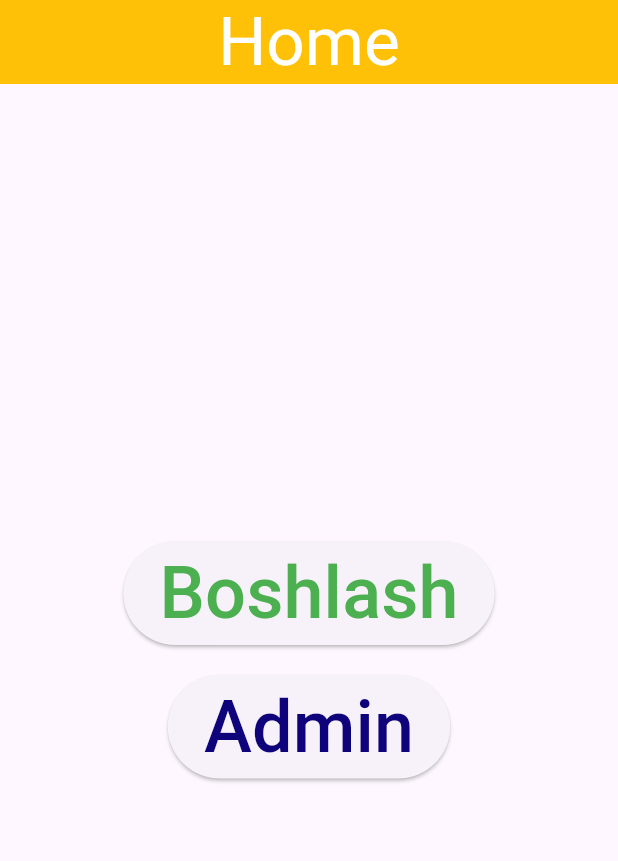
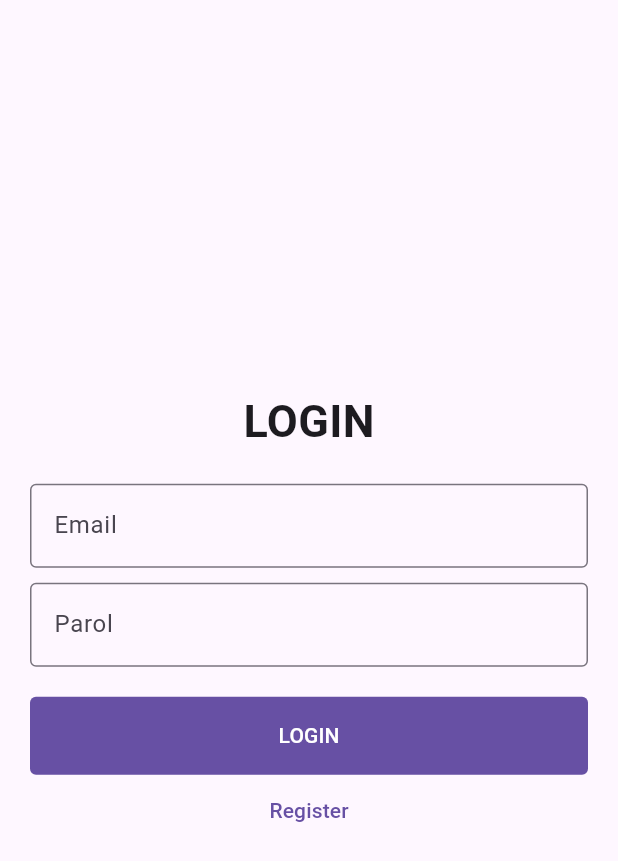
Before and after one commit to Asomiddin1225/dars_66-uyishi--Test, a Flutter app: the screen it shows after launch, on a phone screen of 412 x 824 dp. Shown: the top 861 px of the screen. Run offline on Flutter 3.47's test engine with Material 3 defaults, Android fonts, the phone set to English and light mode, and no system bars; our stand-ins replace cloud_firestore, firebase_auth, firebase_core; accounts and stored records are empty.

Commit message:
dasr_67.uyishi_67

```diff
--- a/lib/main.dart
+++ b/lib/main.dart
@@ -2,8 +2,10 @@ import 'package:dars_66/controllers/praduc_controllers.dart';
 import 'package:dars_66/controllers/test_controller.dart';
 import 'package:dars_66/firebase_options.dart';
 import 'package:dars_66/views/screens/home_screeens.dart';
+import 'package:dars_66/views/screens/login_screen.dart';
 import 'package:dars_66/views/screens/test_home.dart';
 import 'package:dars_66/views/screens/test_screens.dart';
+import 'package:firebase_auth/firebase_auth.dart';
 import 'package:firebase_core/firebase_core.dart';
 import 'package:flutter/material.dart';
 import 'package:provider/provider.dart';
@@ -29,7 +31,18 @@ class MyApp extends StatelessWidget {
       child: MaterialApp(
         title: 'Flutter Demo',
         debugShowCheckedModeBanner: false,
-        home: TestHome(),
+        // home: TestHome(),
+        // home: LoginScreen(),
+        home: StreamBuilder(
+          stream: FirebaseAuth.instance.authStateChanges(),
+          builder: (ctx, snapshot) {
+            if (snapshot.hasData) {
+              return const TestHome();
+            }
+
+            return const LoginScreen();
+          },
+        ),
       ),
     );
   }
--- /dev/null
+++ b/lib/services/firebase_auth_service.dart
@@ -0,0 +1,31 @@
+import 'package:firebase_auth/firebase_auth.dart';
+
+class FirebaseAuthService {
+  final authService = FirebaseAuth.instance;
+
+  Future<void> login(String email, password) async {
+    try {
+      await authService.signInWithEmailAndPassword(
+        email: email,
+        password: password,
+      );
+    } catch (e) {
+      rethrow;
+    }
+  }
+
+  Future<void> register(String email, String password) async {
+    try {
+      await authService.createUserWithEmailAndPassword(
+        email: email,
+        password: password,
+      );
+    } catch (e) {
+      rethrow;
+    }
+  }
+
+  Future<void> logout() async {
+    await authService.signOut();
+  }
+}
--- /dev/null
+++ b/lib/views/screens/login_screen.dart
@@ -0,0 +1,92 @@
+import 'package:dars_66/services/firebase_auth_service.dart';
+import 'package:dars_66/views/screens/register_screen.dart';
+import 'package:dars_66/views/widgets/helpers.dart';
+import 'package:firebase_auth/firebase_auth.dart';
+import 'package:flutter/material.dart';
+
+class LoginScreen extends StatefulWidget {
+  const LoginScreen({super.key});
+
+  @override
+  State<LoginScreen> createState() => _LoginScreenState();
+}
+
+class _LoginScreenState extends State<LoginScreen> {
+  final emailController = TextEditingController();
+  final passwordController = TextEditingController();
+  final firebaseAuthService = FirebaseAuthService();
+
+  void submit() async {
+    if (emailController.text.isNotEmpty && passwordController.text.isNotEmpty) {
+      try {
+        await firebaseAuthService.login(
+          emailController.text,
+          passwordController.text,
+        );
+      } on FirebaseAuthException catch (error) {
+        TestHelpers.showErrorDialog(context, error.message ?? "Xatolik");
+      } catch (e) {
+        TestHelpers.showErrorDialog(context, "Tizimda xatolik");
+      }
+    }
+  }
+
+  @override
+  Widget build(BuildContext context) {
+    return Scaffold(
+      body: Padding(
+        padding: const EdgeInsets.all(20.0),
+        child: Column(
+          mainAxisAlignment: MainAxisAlignment.center,
+          children: [
+            const Text(
+              "LOGIN",
+              style: TextStyle(
+                fontSize: 30,
+                fontWeight: FontWeight.bold,
+              ),
+            ),
+            const SizedBox(height: 20),
+            TextField(
+              controller: emailController,
+              decoration: const InputDecoration(
+                border: OutlineInputBorder(),
+                labelText: "Email",
+              ),
+            ),
+            const SizedBox(height: 10),
+            TextField(
+              controller: passwordController,
+              decoration: const InputDecoration(
+                border: OutlineInputBorder(),
+                labelText: "Parol",
+              ),
+            ),
+            const SizedBox(height: 20),
+            SizedBox(
+              width: double.infinity,
+              child: FilledButton(
+                onPressed: submit,
+                style: FilledButton.styleFrom(
+                  shape: RoundedRectangleBorder(
+                    borderRadius: BorderRadius.circular(4),
+                  ),
+                  padding: const EdgeInsets.symmetric(vertical: 16),
+                ),
+                child: const Text("LOGIN"),
+              ),
+            ),
+            TextButton(
+              onPressed: () {
+                Navigator.push(context, MaterialPageRoute(builder: (ctx) {
+                  return const RegisterScreen();
+                }));
+              },
+              child: const Text("Register"),
+            ),
+          ],
+        ),
+      ),
+    );
+  }
+}
--- a/pubspec.yaml
+++ b/pubspec.yaml
@@ -38,6 +38,7 @@ dependencies:
   firebase_core: ^3.1.1
   provider: ^6.1.2
   cloud_firestore: ^5.0.2
+  firebase_auth: ^5.1.1
 
 dev_dependencies:
   flutter_test:
```
Also changed, not shown: lib/views/screens/register_screen.dart (added, +102 -0 lines), lib/views/screens/test_home.dart (+10 -0 lines), lib/views/widgets/helpers.dart (+26 -0 lines), pubspec.lock, 3 other files.
